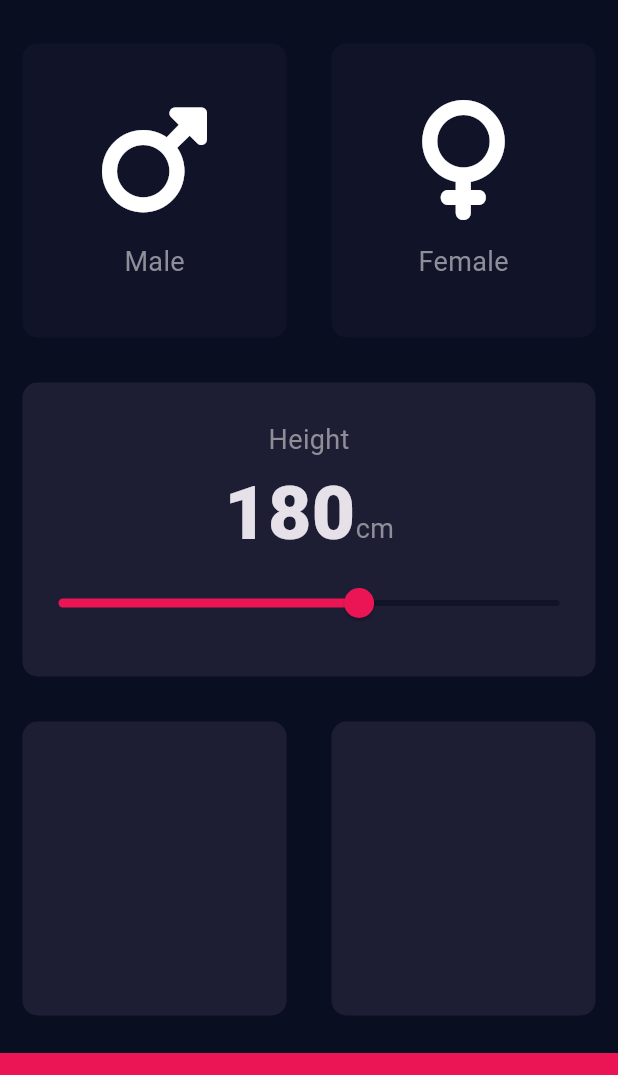
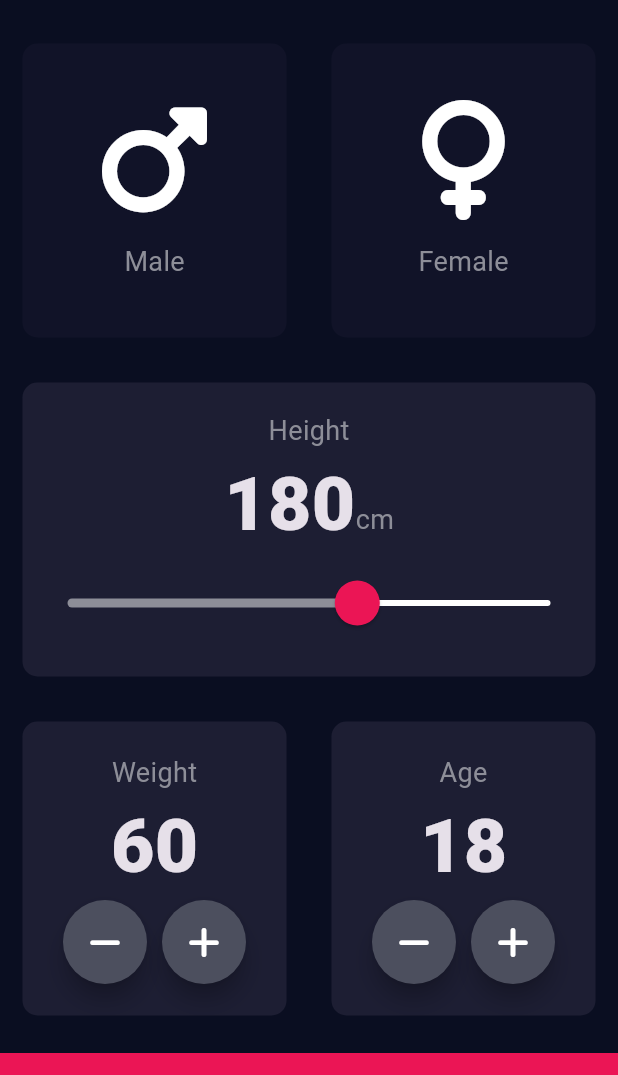
Before and after one commit to Panzershack/bmi_calculator, a Flutter app: the screen it shows after launch, on a phone screen of 412 x 824 dp, the part 63-1138 px from its top. Run offline on Flutter 3.47's test engine with Material 3 defaults, Android fonts, the phone set to English and light mode, and no system bars; our stand-ins replace font_awesome_flutter.

Commit message:
created custom roundIconButtons and edited theme property to customize slider. completed the weight and age cards

```diff
--- a/lib/input_page.dart
+++ b/lib/input_page.dart
@@ -14,6 +14,8 @@ class InputPage extends StatefulWidget {
 class _InputPageState extends State<InputPage> {
   gender? selectedGender;
   int height = 180;
+  int weight = 60;
+  int age = 18;
 
   @override
   Widget build(BuildContext context) {
@@ -86,7 +88,18 @@ class _InputPageState extends State<InputPage> {
                       )
                     ],
                   ),
-                  Slider(
+                  SliderTheme(
+                    data: SliderTheme.of(context).copyWith(
+                      inactiveTickMarkColor: Color(0xff8d8e98),
+                      thumbColor: kCrimsonRed,
+                      overlayColor: kCrimsonRed,
+                      activeTrackColor: Color(0xff8d8e98),
+                      thumbShape:
+                          RoundSliderThumbShape(enabledThumbRadius: 15.0),
+                      overlayShape:
+                          RoundSliderOverlayShape(overlayRadius: 30.0),
+                    ),
+                    child: Slider(
                       value: height.toDouble(),
                       min: 120.0,
                       max: 220.0,
@@ -96,8 +109,7 @@ class _InputPageState extends State<InputPage> {
                           height = newVal.round();
                         });
                       },
-                    activeColor: kCrimsonRed,
-                    inactiveColor: kInactiveCardColor,
+                    ),
                   )
                 ],
               ),
@@ -107,10 +119,87 @@ class _InputPageState extends State<InputPage> {
             child: Row(
               children: [
                 Expanded(
-                  child: reusableCard(myColor: kActiveCardColor),
+                  child: reusableCard(
+                    myColor: kActiveCardColor,
+                    cardChild: Column(
+                      mainAxisAlignment: MainAxisAlignment.center,
+                      children: [
+                        Text(
+                          'Weight',
+                          style: kLabelTextStyles,
+                        ),
+                        Text(
+                          weight.toString(),
+                          style: kNumberStyles,
+                        ),
+                        Row(
+                            mainAxisAlignment: MainAxisAlignment.center,
+                            children: [
+                              RoundIconButton(
+                                icon: FontAwesomeIcons.minus,
+                                onPressed: () {
+                                  setState(() {
+                                    weight--;
+                                  });
+                                },
+                              ),
+                              SizedBox(
+                                width: 10.0,
+                              ),
+                              RoundIconButton(
+                                icon: FontAwesomeIcons.plus,
+                                onPressed: () {
+                                  setState(() {
+                                    weight++;
+                                  });
+                                },
+                              ),
+                            ]),
+                      ],
+                    ),
+                  ),
                 ),
                 Expanded(
-                  child: reusableCard(myColor: kActiveCardColor),
+                  child: reusableCard(
+                    myColor: kActiveCardColor,
+                    cardChild: Column(
+                      mainAxisAlignment: MainAxisAlignment.center,
+                      children: [
+                        Text(
+                          'Age',
+                          style: kLabelTextStyles,
+                        ),
+                        Text(
+                          age.toString(),
+                          style: kNumberStyles,
+                        ),
+                        Row(
+                          mainAxisAlignment: MainAxisAlignment.center,
+                          children: [
+                            RoundIconButton(
+                              icon: FontAwesomeIcons.minus,
+                              onPressed: () {
+                                setState(() {
+                                  age--;
+                                });
+                              },
+                            ),
+                            SizedBox(
+                              width: 10.0,
+                            ),
+                            RoundIconButton(
+                              icon: FontAwesomeIcons.plus,
+                              onPressed: () {
+                                setState(() {
+                                  age++;
+                                });
+                              },
+                            ),
+                          ],
+                        ),
+                      ],
+                    ),
+                  ),
                 ),
               ],
             ),
@@ -126,3 +215,24 @@ class _InputPageState extends State<InputPage> {
     );
   }
 }
+
+class RoundIconButton extends StatelessWidget {
+  RoundIconButton({this.icon, this.onPressed});
+  final IconData? icon;
+  final Function()? onPressed;
+
+  @override
+  Widget build(BuildContext context) {
+    return RawMaterialButton(
+      child: Icon(icon),
+      elevation: 6.0,
+      constraints: BoxConstraints.tightFor(
+        width: 56.0,
+        height: 56.0,
+      ),
+      shape: CircleBorder(),
+      fillColor: Color(0xff4c4f5e),
+      onPressed: onPressed,
+    );
+  }
+}
```
Lines whose indentation alone changed are shown as unchanged.
